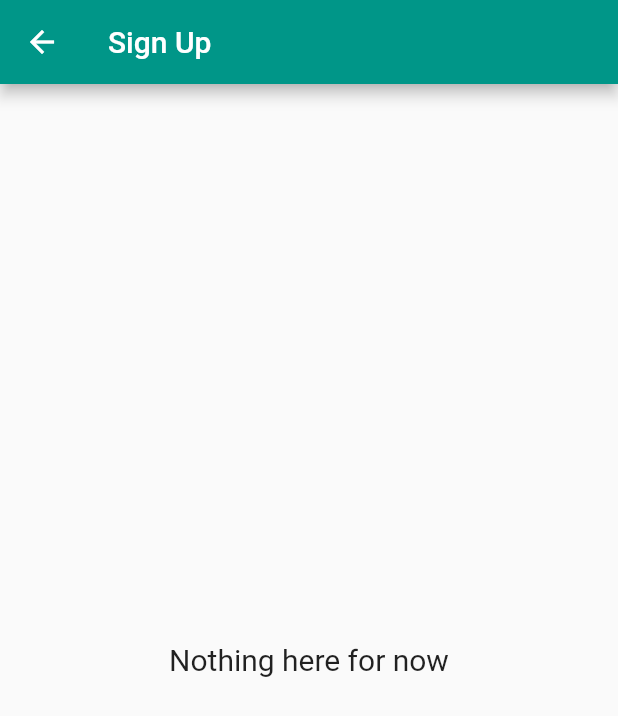
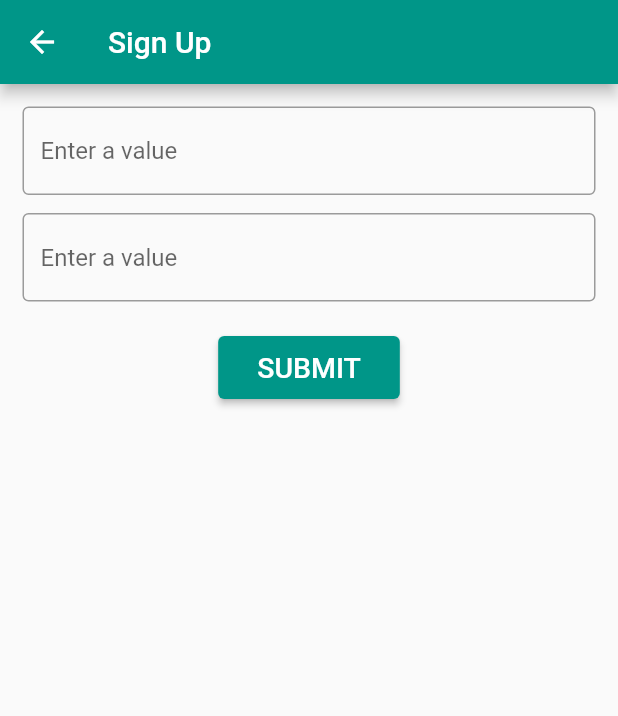
Before and after one commit to CodeTemplar99/onboarding_app, a Flutter app: the GetStarted screen opened directly, on a phone screen of 412 x 824 dp. Shown: the top 716 px of the screen. Run offline on Flutter 3.47's test engine with Material 2 defaults, Android fonts, the phone set to English and light mode, and no system bars.

Commit message:
form with validation

```diff
--- a/lib/main.dart
+++ b/lib/main.dart
@@ -1,5 +1,7 @@
 import 'package:flutter/material.dart';
 import 'package:onboarding/ui/onboarding.dart';
+
+import 'ui/getStartedForm.dart';
 
 void main() {
   runApp(const MyApp());
@@ -54,14 +56,7 @@ class GetStarted extends StatelessWidget {
       appBar: AppBar(
         title: const Text("Sign Up"),
       ),
-      body: const Center(
-        child: Text(
-          'Nothing here for now',
-          style: TextStyle(
-            fontSize: 20.00,
-          ),
-        ),
-      ),
+      body: const GetStartedForm(),
     );
   }
 }
--- a/lib/ui/getStartedForm.dart
+++ b/lib/ui/getStartedForm.dart
@@ -0,0 +1,74 @@
+import 'package:flutter/material.dart';
+
+class GetStartedForm extends StatefulWidget {
+  const GetStartedForm({Key? key}) : super(key: key);
+
+  @override
+  GetStartedFormState createState() {
+    return GetStartedFormState();
+  }
+}
+
+class GetStartedFormState extends State<GetStartedForm> {
+  final _formKey = GlobalKey<FormState>();
+
+  @override
+  Widget build(BuildContext context) {
+    return Form(
+      key: _formKey,
+      child: Padding(
+        padding: const EdgeInsets.all(15.0),
+        child: Column(
+          children: <Widget>[
+            Padding(
+              padding: const EdgeInsets.only(bottom:12.0),
+              child: TextFormField(
+                validator: (value) {
+                  if (value == null || value.isEmpty) {
+                    return 'Please enter some text';
+                  }
+                  return null;
+                },
+                decoration: const InputDecoration(
+                  border: OutlineInputBorder(),
+                  hintText: 'Enter a value',
+                ),
+              ),
+            ),
+            TextFormField(
+              validator: (value) {
+                if (value == null || value.isEmpty) {
+                  return 'Please enter some text';
+                }
+                return null;
+              },
+              decoration: const InputDecoration(
+                border: OutlineInputBorder(),
+                hintText: 'Enter a value',
+              ),
+            ),
+            Container(
+                margin: const EdgeInsets.only(top: 20.0),
+                child: ElevatedButton(
+                  onPressed: () {
+                    if (_formKey.currentState!.validate()) {
+                      ScaffoldMessenger.of(context).showSnackBar(
+                        const SnackBar(content: Text('Processing Data')),
+                      );
+                    }
+                  },
+                  child: Padding(
+                    padding: const EdgeInsets.symmetric(
+                        vertical: 10.0, horizontal: 10),
+                    child: Text(
+                      'Submit'.toUpperCase(),
+                      style: const TextStyle(fontSize: 19.0),
+                    ),
+                  ),
+                ))
+          ],
+        ),
+      ),
+    );
+  }
+}
```
